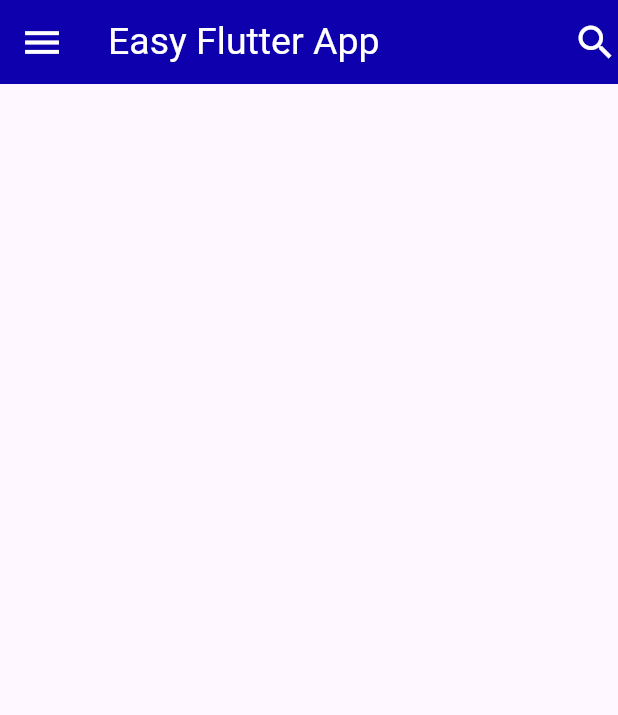
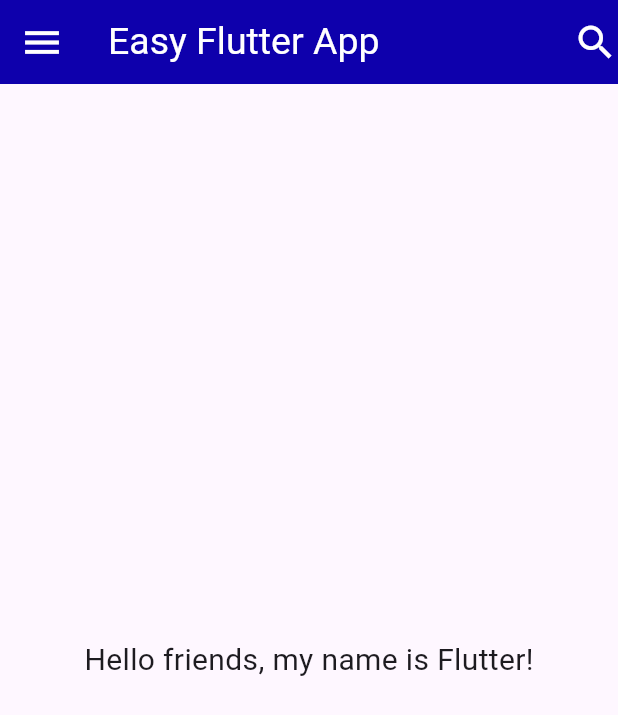
Before and after one commit to Sameemadhu16/easy_flutter_app, a Flutter app: the screen it shows after launch, on a phone screen of 412 x 824 dp. Shown: the top 715 px of the screen. Run offline on Flutter 3.47's test engine with Material 3 defaults, Android fonts, the phone set to English and light mode, and no system bars.

Commit message:
create body

```diff
--- a/lib/main.dart
+++ b/lib/main.dart
@@ -35,12 +35,12 @@
             ),
           ],
         ),
-        // body: const Center(
-        //   child: Text(
-        //     "Hello friends, my name is Flutter!",
-        //     style: TextStyle(fontSize: 20),
-        //   ),
-        // ),
+        body: const Center(
+          child: Text(
+            "Hello friends, my name is Flutter!",
+            style: TextStyle(fontSize: 20),
+          ),
+        ),
       ),
     );
   }
```
